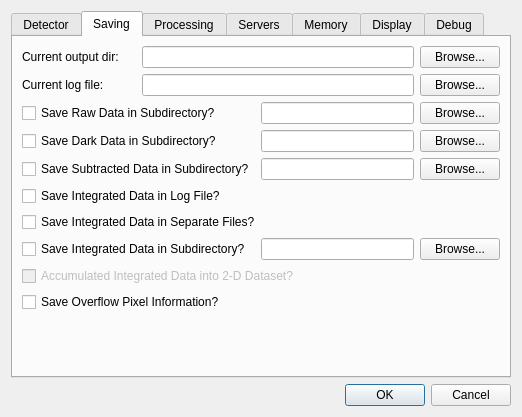
The window that source/qxrdpreferencesdialog.ui (guyjennings/qxrd) describes before a commit, drawn with Qt 5.
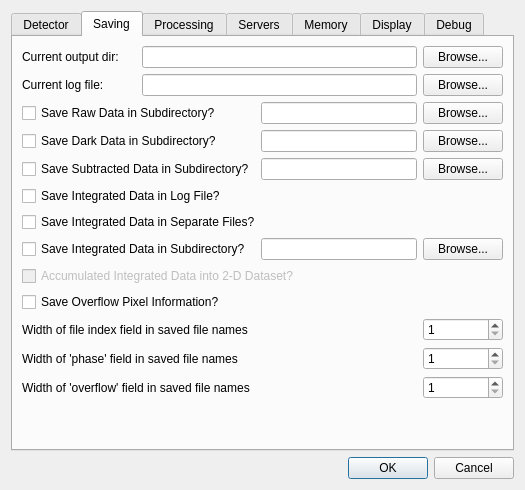
The same window after the commit. The open tabs and pages were chosen to show the change.

Commit message: Added user settable parameters for the field widths of numeric fields in saved filenames

```diff
--- a/source/qxrdpreferencesdialog.ui
+++ b/source/qxrdpreferencesdialog.ui
@@ -6,8 +6,8 @@
    <rect>
     <x>0</x>
     <y>0</y>
-    <width>522</width>
-    <height>417</height>
+    <width>525</width>
+    <height>490</height>
    </rect>
   </property>
   <property name="windowTitle">
@@ -222,7 +222,7 @@
          </property>
         </widget>
        </item>
-       <item row="10" column="1">
+       <item row="13" column="1">
         <spacer name="verticalSpacer_5">
          <property name="orientation">
           <enum>Qt::Vertical</enum>
@@ -305,6 +305,57 @@
          </property>
         </widget>
        </item>
+       <item row="10" column="0" colspan="4">
+        <widget class="QLabel" name="label_3">
+         <property name="text">
+          <string>Width of file index field in saved file names</string>
+         </property>
+        </widget>
+       </item>
+       <item row="11" column="0" colspan="4">
+        <widget class="QLabel" name="label_11">
+         <property name="text">
+          <string>Width of 'phase' field in saved file names</string>
+         </property>
+        </widget>
+       </item>
+       <item row="11" column="4">
+        <widget class="QSpinBox" name="m_FilePhaseWidth">
+         <property name="minimum">
+          <number>1</number>
+         </property>
+         <property name="maximum">
+          <number>20</number>
+         </property>
+        </widget>
+       </item>
+       <item row="10" column="4">
+        <widget class="QSpinBox" name="m_FileIndexWidth">
+         <property name="minimum">
+          <number>1</number>
+         </property>
+         <property name="maximum">
+          <number>20</number>
+         </property>
+        </widget>
+       </item>
+       <item row="12" column="0" colspan="4">
+        <widget class="QLabel" name="label_12">
+         <property name="text">
+          <string>Width of 'overflow' field in saved file names</string>
+         </property>
+        </widget>
+       </item>
+       <item row="12" column="4">
+        <widget class="QSpinBox" name="m_FileOverflowWidth">
+         <property name="minimum">
+          <number>1</number>
+         </property>
+         <property name="maximum">
+          <number>20</number>
+         </property>
+        </widget>
+       </item>
       </layout>
      </widget>
      <widget class="QWidget" name="tab_3">
```
The commit also changes 6 other files.
